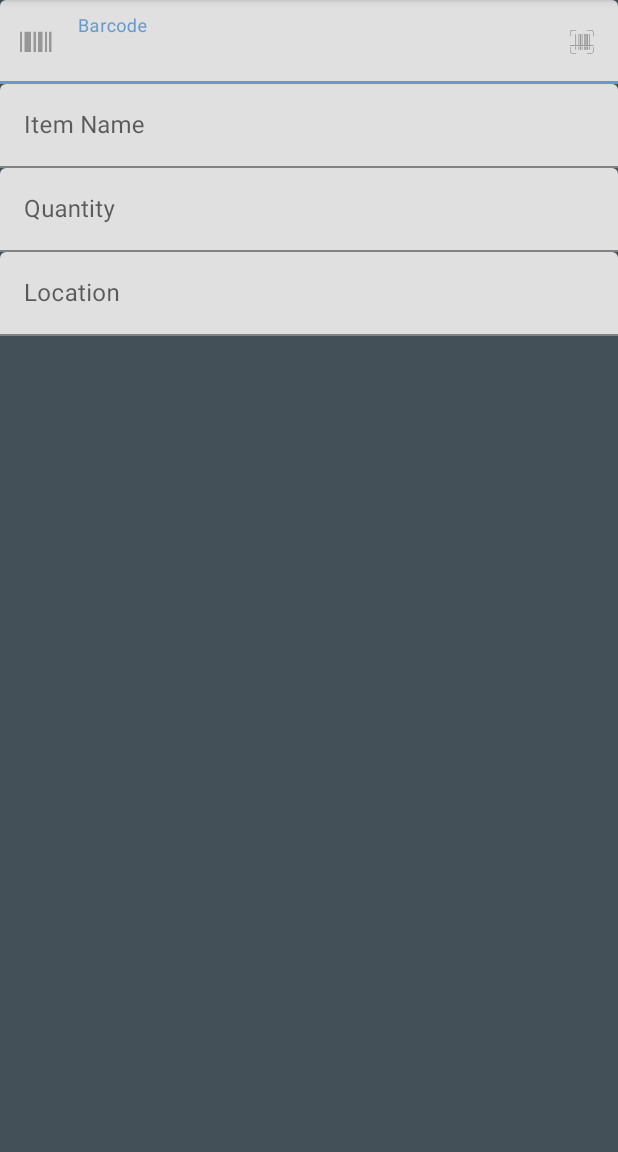
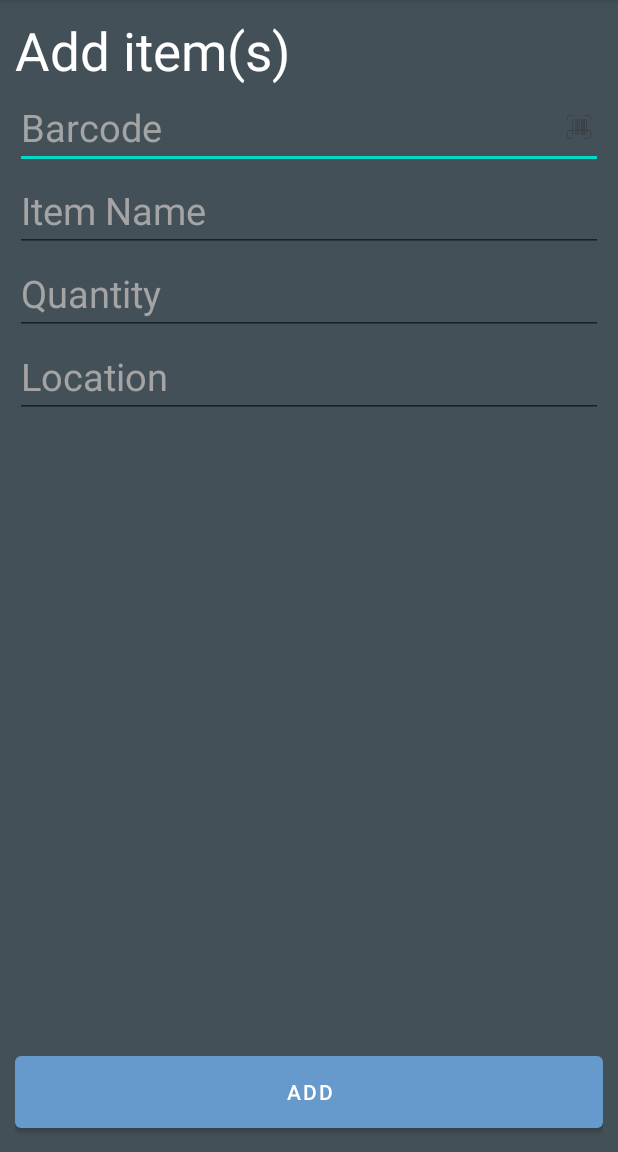
Before and after one commit to GarMoore18/HomeInventoryApp, an Android app: the AddActivity screen opened directly, with no data from a screen before it, on a phone screen of 412 x 824 dp, the part 84-1236 px from its top. Run offline under Robolectric (Android 15) with nearby library versions, the phone set to English and light mode, and no system bars.

Commit message:
add screen layout
there are now the correct fields for the add screen and an add button

```diff
--- a/InventoryInsight/app/src/main/java/com/example/inventoryinsight/AddActivity.java
+++ b/InventoryInsight/app/src/main/java/com/example/inventoryinsight/AddActivity.java
@@ -3,6 +3,8 @@ package com.example.inventoryinsight;
 import androidx.appcompat.app.AppCompatActivity;
 
 import android.os.Bundle;
+import android.util.TypedValue;
+import android.widget.EditText;
 
 public class AddActivity extends AppCompatActivity {
 
@@ -10,5 +12,11 @@ public class AddActivity extends AppCompatActivity {
     protected void onCreate(Bundle savedInstanceState) {
         super.onCreate(savedInstanceState);
         setContentView(R.layout.activity_add);
+
+        EditText barcodeET = findViewById(R.id.upc_field);
+        EditText nameET = findViewById(R.id.item_name_field);
+        EditText quantityET = findViewById(R.id.quantity_field);
+        EditText locationET = findViewById(R.id.location_field);
+
     }
 }
--- a/InventoryInsight/app/src/main/res/layout/activity_add.xml
+++ b/InventoryInsight/app/src/main/res/layout/activity_add.xml
@@ -1,82 +1,107 @@
 <?xml version="1.0" encoding="utf-8"?>
-<androidx.constraintlayout.widget.ConstraintLayout xmlns:android="http://schemas.android.com/apk/res/android"
+<androidx.constraintlayout.widget.ConstraintLayout
+    xmlns:android="http://schemas.android.com/apk/res/android"
     xmlns:app="http://schemas.android.com/apk/res-auto"
     xmlns:tools="http://schemas.android.com/tools"
     android:layout_width="match_parent"
     android:layout_height="match_parent"
-    tools:context=".AddActivity">
-    <!--
-    <TextView
-        android:layout_width="match_parent"
-        android:layout_height="match_parent"
-        android:text="@string/upc_hint"
-        android:textSize="36sp"
-        tools:layout_editor_absoluteY="62dp" />-->
+    android:paddingBottom="10dp"
+    android:paddingTop="10dp"
+    android:paddingLeft="10dp"
+    android:paddingRight="10dp" >
 
-    <!-- Barcode text field. -->
-    <com.google.android.material.textfield.TextInputLayout
-        android:id="@+id/add_upc_field"
-        android:layout_width="match_parent"
-        android:layout_height="match_parent"
-        android:hint="@string/barcode_hint"
-        app:startIconDrawable="@drawable/barcode_icon"
-        app:endIconMode="custom"
-        app:endIconDrawable="@drawable/barcode_scan_icon">
+    <com.google.android.material.textview.MaterialTextView
+        android:id="@+id/add_screen_title_text"
+        android:layout_width="wrap_content"
+        android:layout_height="wrap_content"
+        app:layout_constraintTop_toTopOf="parent"
+        app:layout_constraintLeft_toLeftOf="parent"
+
+        android:text="@string/add_screen_name"
+        android:textColor="@color/white"
+        android:textSize="35sp" />
 
     <com.google.android.material.textfield.TextInputEditText
+        android:id="@+id/upc_field"
         android:layout_width="match_parent"
         android:layout_height="wrap_content"
+        app:layout_constraintTop_toBottomOf="@+id/add_screen_title_text"
+        app:layout_constraintLeft_toLeftOf="parent"
+
+        android:ems="10"
+
         android:inputType="number"
-            android:maxLength="12" />
+        android:maxLength="12"
 
-        <!-- Item name text field. -->
-        <com.google.android.material.textfield.TextInputLayout
-            android:id="@+id/add_name_field"
-            android:layout_width="match_parent"
-            android:layout_height="match_parent"
-            android:hint="@string/name_hint"
-            app:layout_constraintTop_toBottomOf="@+id/add_upc_field" >
+        android:hint="@string/barcode_hint"
+        android:autofillHints="@string/barcode_autofill"
+
+        android:drawableEnd="@drawable/barcode_scan_icon"
+        android:drawablePadding="5dp"
+
+        android:textColorHint="@color/light_grey"
+        android:textColor="@color/white"
+        android:textSize="25sp"/>
 
     <com.google.android.material.textfield.TextInputEditText
+        android:id="@+id/item_name_field"
         android:layout_width="match_parent"
         android:layout_height="wrap_content"
-                android:inputType="text" />
+        app:layout_constraintTop_toBottomOf="@+id/upc_field"
+        app:layout_constraintLeft_toLeftOf="parent"
 
-            <!-- Item quantity text field. -->
-            <com.google.android.material.textfield.TextInputLayout
-                android:id="@+id/add_quantity_field"
-                android:layout_width="match_parent"
-                android:layout_height="match_parent"
-                android:hint="@string/quantity_hint" >
+        android:ems="10"
+
+        android:inputType="textPersonName"
+
+        android:hint="@string/name_hint"
+        android:autofillHints="@string/name_autofill"
+
+        android:textColorHint="@color/light_grey"
+        android:textColor="@color/white"
+        android:textSize="25sp" />
 
     <com.google.android.material.textfield.TextInputEditText
+        android:id="@+id/quantity_field"
         android:layout_width="match_parent"
         android:layout_height="wrap_content"
+        app:layout_constraintTop_toBottomOf="@+id/item_name_field"
+        app:layout_constraintLeft_toLeftOf="parent"
+
+        android:ems="10"
+
         android:inputType="number"
-                    android:maxLength="3" />
 
-                <!-- Item location text field. -->
-                <com.google.android.material.textfield.TextInputLayout
-                    android:id="@+id/add_location_field"
-                    android:layout_width="match_parent"
-                    android:layout_height="match_parent"
-                    android:hint="@string/location_hint" >
+        android:hint="@string/quantity_hint"
+        android:autofillHints="@string/quantity_autofill"
 
-                    <com.google.android.material.textfield.TextInputEditText
+        android:textColorHint="@color/light_grey"
+        android:textColor="@color/white"
+        android:textSize="25sp" />
+
+    <!-- TODO: Make this a dropdown field -->
+    <com.google.android.material.textfield.MaterialAutoCompleteTextView
+        android:id="@+id/location_field"
         android:layout_width="match_parent"
         android:layout_height="wrap_content"
-                        android:inputType="textAutoComplete" />
+        app:layout_constraintTop_toBottomOf="@+id/quantity_field"
+        app:layout_constraintLeft_toLeftOf="parent"
 
-                </com.google.android.material.textfield.TextInputLayout>
-                <!-- End item location text field. -->
+        android:ems="10"
 
-            </com.google.android.material.textfield.TextInputLayout>
-            <!-- End item quantity text field. -->
+        android:hint="@string/location_hint"
 
-        </com.google.android.material.textfield.TextInputLayout>
-        <!-- End item name text field. -->
+        android:textColorHint="@color/light_grey"
+        android:textColor="@color/white"
+        android:textSize="25sp" />
 
-    </com.google.android.material.textfield.TextInputLayout>
-    <!-- End barcode text field. -->
+    <com.google.android.material.button.MaterialButton
+        android:id="@+id/add_item_button"
+        android:layout_width="match_parent"
+        android:layout_height="wrap_content"
+        app:layout_constraintBottom_toBottomOf="parent"
+        app:layout_constraintEnd_toEndOf="parent"
+        android:height="60dp"
+        android:text="@string/add_item_button_text" />
 
 </androidx.constraintlayout.widget.ConstraintLayout>
--- a/InventoryInsight/app/src/main/res/values/colors.xml
+++ b/InventoryInsight/app/src/main/res/values/colors.xml
@@ -3,6 +3,7 @@
     <color name="blue_grey">#6699CC</color>
     <color name="charcoal">#435058</color>
     <color name="celeste">#9DFFF9</color>
+    <color name="light_grey">#A4A4A4</color>
 
     <color name="teal_200">#FF03DAC5</color>
     <color name="teal_700">#FF018786</color>
--- a/InventoryInsight/app/src/main/res/values/strings.xml
+++ b/InventoryInsight/app/src/main/res/values/strings.xml
@@ -9,15 +9,25 @@
     <string name="menu_settings">Settings</string>
     <string name="menu_contact">Contact</string>
 
+    <!-- Screen titles -->
+    <string name="add_screen_name">Add item(s)</string>
+
     <!-- Text field hints. -->
     <string name="barcode_hint">Barcode</string>
     <string name="name_hint">Item Name</string>
     <string name="quantity_hint">Quantity</string>
     <string name="location_hint">Location</string>
 
+    <!-- Autofill field hints. -->
+    <string name="barcode_autofill">123412341234</string>
+    <string name="name_autofill">Beef Jerky</string>
+    <string name="quantity_autofill">100</string>
+    <string name="location_autofill">Basement Pantry</string>
+
     <!-- Icon labels. -->
     <string name="barcode_icon_label">Barcode</string>
 
     <!-- TODO: Remove or change this placeholder text -->
     <string name="hello_blank_fragment">Hello blank fragment</string>
+    <string name="add_item_button_text">Add</string>
 </resources>
```
Lines whose indentation alone changed are shown as unchanged.
